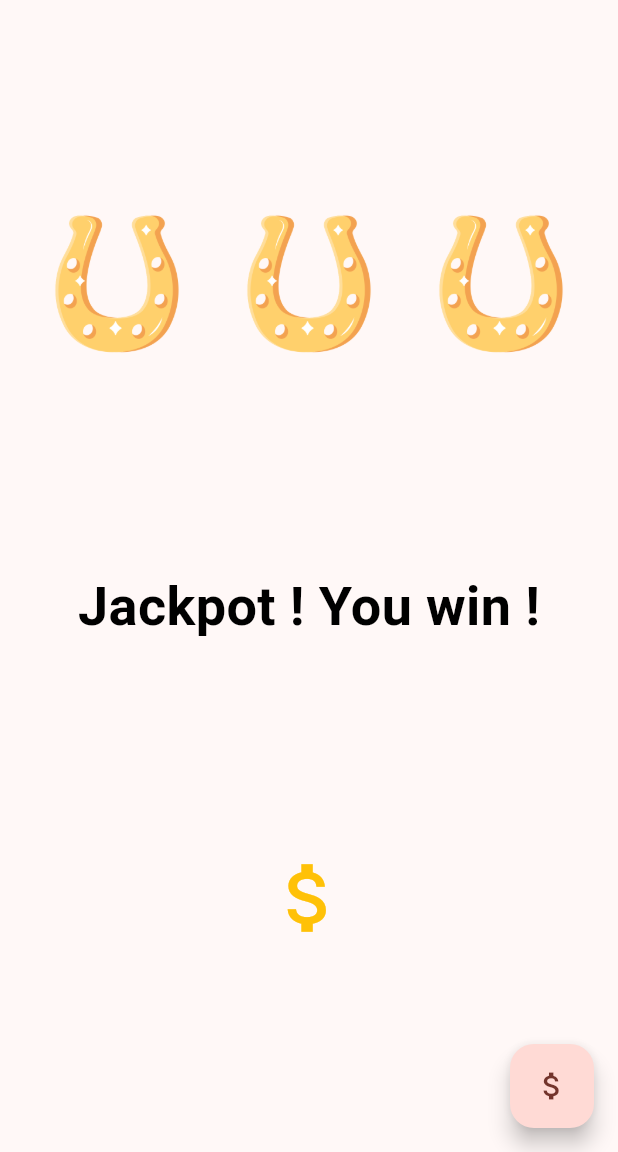
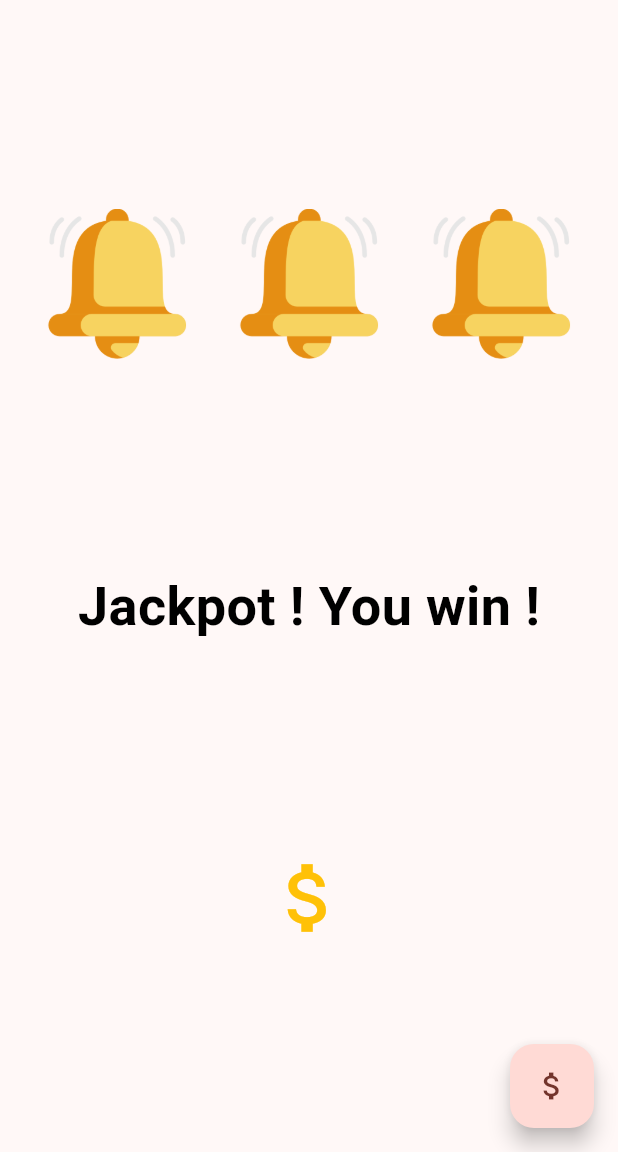
Before and after one commit to SophieH57/tp_casino_flutter, a Flutter app: the screen it shows after launch, after a tap on the "attach money" icon, on a phone screen of 412 x 824 dp, the part 84-1236 px from its top. Run offline on Flutter 3.47's test engine with Material 2 defaults, Android fonts, the phone set to English and light mode, and no system bars.

```diff
--- a/lib/main.dart
+++ b/lib/main.dart
@@ -40,15 +40,18 @@ class _MyHomePageState extends State<MyHomePage> {
     'images/sept.png'
   ];
 
-  int _item1 = Random().nextInt(6);
-  int _item2 = Random().nextInt(6);
-  int _item3 = Random().nextInt(6);
+  // int _item1 = 6;
+  // int _item2 = 6;
+  // int _item3 = 6;
+  int _item1 = Random().nextInt(7);
+  int _item2 = Random().nextInt(7);
+  int _item3 = Random().nextInt(7);
 
   void _play() {
     setState(() {
-      _item1 = Random().nextInt(6);
-      _item2 = Random().nextInt(6);
-      _item3 = Random().nextInt(6);
+      _item1 = Random().nextInt(7);
+      _item2 = Random().nextInt(7);
+      _item3 = Random().nextInt(7);
     });
   }
 
@@ -58,6 +61,16 @@ class _MyHomePageState extends State<MyHomePage> {
             ? true
             : false;
     return winner;
+  }
+
+  bool _isSuperWinner() {
+    if (_item1.compareTo(6) == 0 &&
+        _item2.compareTo(6) == 0 &&
+        _item3.compareTo(6) == 0) {
+      return true;
+    } else {
+      return false;
+    }
   }
 
   @override
@@ -96,7 +109,11 @@ class _MyHomePageState extends State<MyHomePage> {
             ],
           ),
           Text(
-            _isWinner() ? 'Jackpot ! You win !' : 'You loose... Try again !',
+            _isWinner()
+                ? _isSuperWinner()
+                    ? 'Super Jackpot !!'
+                    : 'Jackpot ! You win !'
+                : 'You loose... Try again !',
             style: TextStyle(
                 fontWeight: _isWinner() ? FontWeight.bold : FontWeight.normal,
                 color: _isWinner() ? Colors.black : Colors.red,
```
